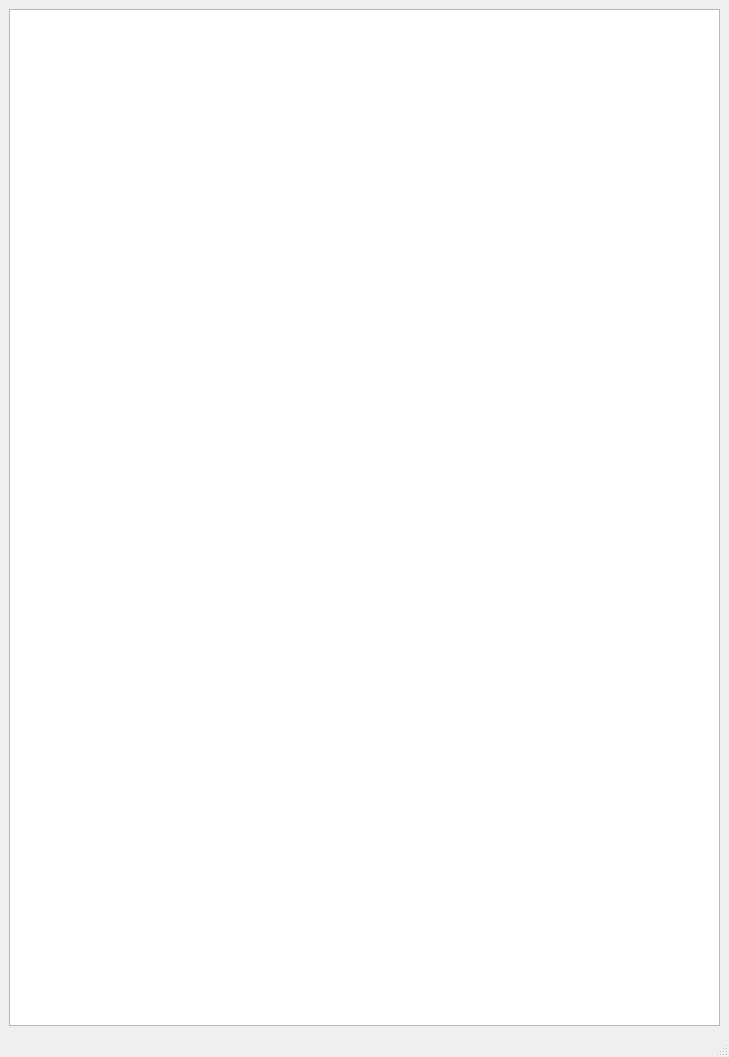
The window that App/mainwindow.ui (Jhonny1124/Proyecto_Final) describes before a commit, drawn with Qt 5.
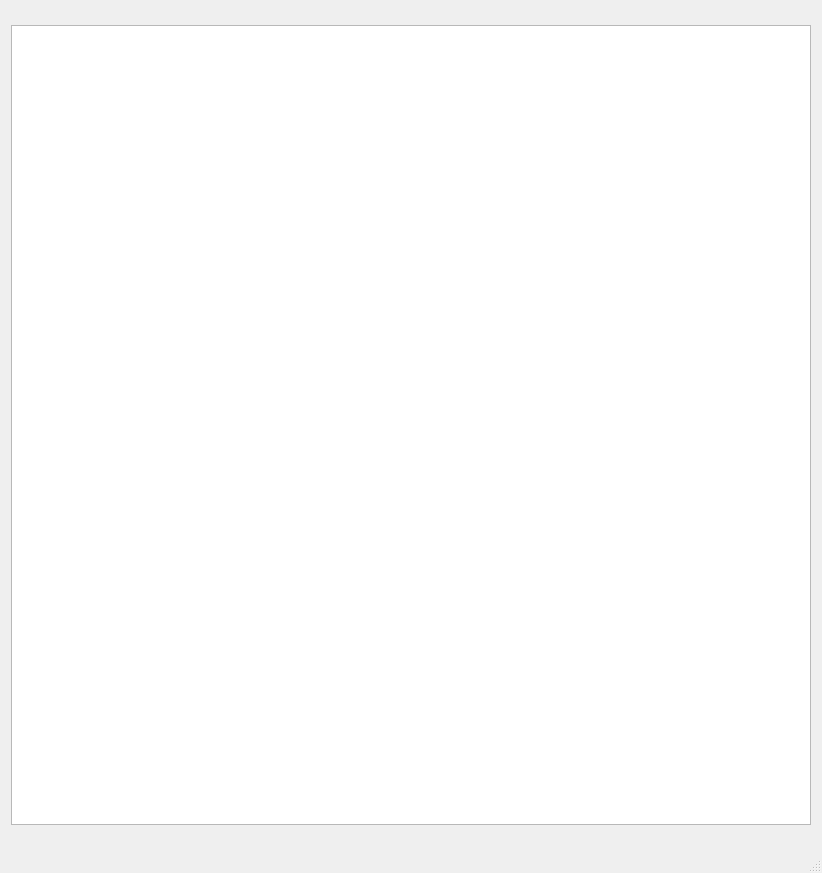
The same window after the commit.

Commit message: Base para el nivel 1

The edit to the form file:
```diff
--- a/App/mainwindow.ui
+++ b/App/mainwindow.ui
@@ -6,17 +6,42 @@
    <rect>
     <x>0</x>
     <y>0</y>
-    <width>729</width>
-    <height>1057</height>
+    <width>822</width>
+    <height>873</height>
    </rect>
   </property>
+  <property name="minimumSize">
+   <size>
+    <width>800</width>
+    <height>800</height>
+   </size>
+  </property>
+  <property name="maximumSize">
+   <size>
+    <width>822</width>
+    <height>873</height>
+   </size>
+  </property>
   <property name="windowTitle">
    <string>MainWindow</string>
   </property>
   <widget class="QWidget" name="centralwidget">
    <layout class="QGridLayout" name="gridLayout">
     <item row="0" column="0">
-     <widget class="QGraphicsView" name="graphicsView"/>
+     <widget class="QGraphicsView" name="graphicsView">
+      <property name="minimumSize">
+       <size>
+        <width>800</width>
+        <height>800</height>
+       </size>
+      </property>
+      <property name="maximumSize">
+       <size>
+        <width>800</width>
+        <height>800</height>
+       </size>
+      </property>
+     </widget>
     </item>
    </layout>
   </widget>
```
Left out of the diff: 2 changed lines with no effect on the pictures. The commit also changes 2 other files.
